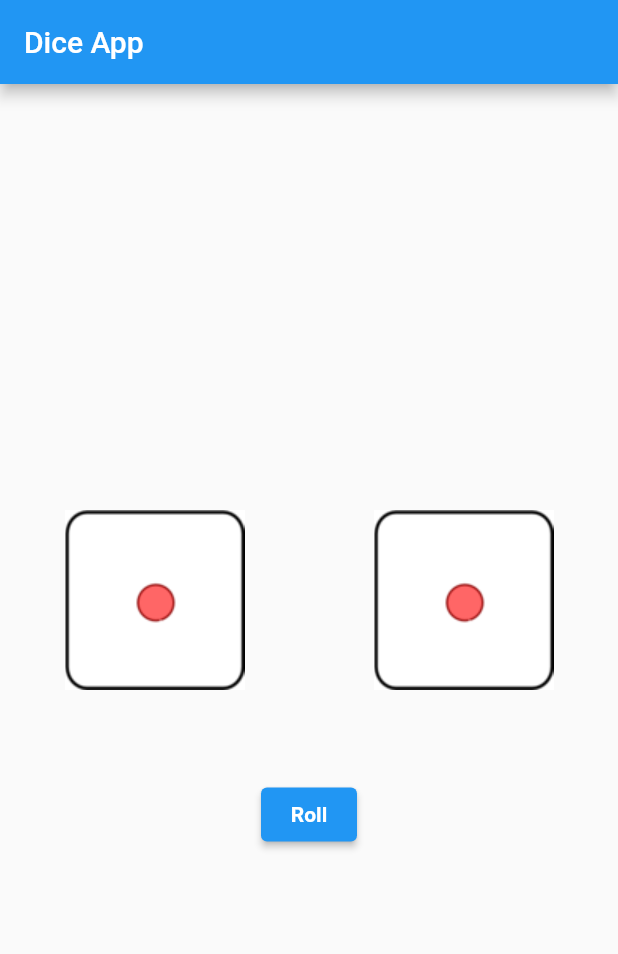
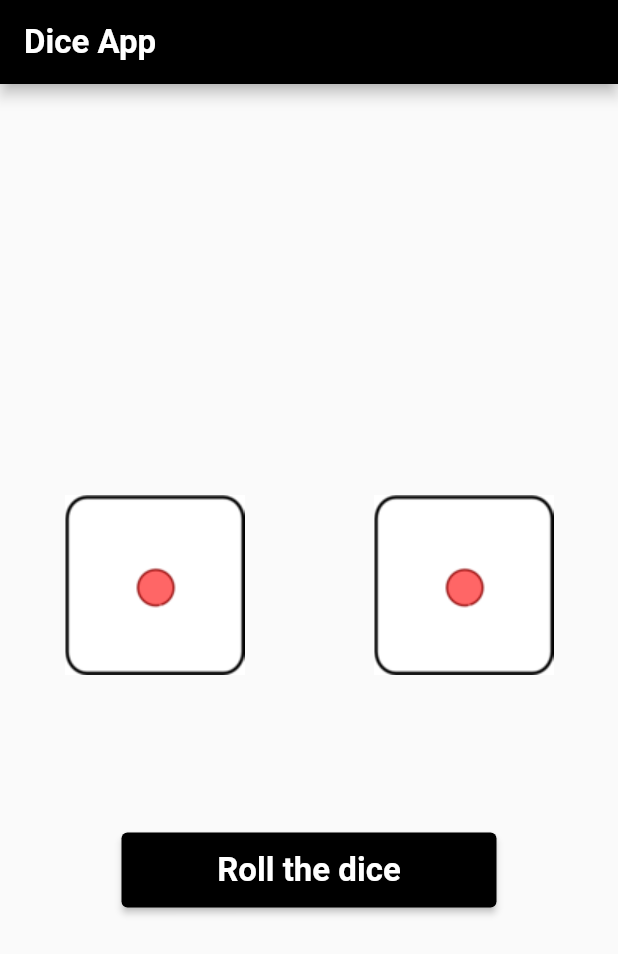
Before and after one commit to ShubhamTiwari55/Rolling-Dice, a Flutter app: the screen it shows after launch, on a phone screen of 412 x 824 dp. Shown: the top 954 px of the screen. Run offline on Flutter 3.47's test engine with Material 2 defaults, Android fonts, the light colour scheme and no system bars.

Commit message:
animation added

```diff
--- a/lib/homeScreen.dart
+++ b/lib/homeScreen.dart
@@ -6,22 +6,57 @@ class HomeScreen extends StatefulWidget {
   _HomeScreenState createState() => _HomeScreenState();
 }
 
-class _HomeScreenState extends State<HomeScreen>{
+class _HomeScreenState extends State<HomeScreen>
+    with SingleTickerProviderStateMixin{
   int leftDiceNum = 1;
   int rightDiceNum = 1;
+  late AnimationController _controller;
+  late CurvedAnimation animation;
+
   @override
-  void roll(){
+  void initState() {
+    super.initState();
+    animate();
+  }
+
+  @override
+  void dispose() {
+    super.dispose();
+    _controller.dispose();
+  }
+
+  animate(){
+    _controller =
+        AnimationController(vsync: this, duration: Duration(seconds: 1));
+        animation = CurvedAnimation(parent: _controller,curve: Curves.bounceOut);
+        animation.addListener(() {
+          setState(() {
+          });
+        });
+        animation.addStatusListener((status) {
+          if(status == AnimationStatus.completed){
               setState(() {
                 leftDiceNum = Random().nextInt(6)+1;
                 rightDiceNum = Random().nextInt(6)+1;
             });
+              _controller.reverse();
+          }
+        });
+
+  }
+
+  void roll(){
+    _controller.forward();
   }
 
   @override
   Widget build(BuildContext context) {
     return Scaffold(
       appBar: AppBar(
-        title: Text('Dice App'),
+        backgroundColor: Colors.black,
+        title: Container(
+            child: Text('Dice App', style: TextStyle(fontWeight: FontWeight.bold, fontSize: 22),)),
+
       ),
       body: Center(
         child: Column(
@@ -30,32 +65,35 @@ class _HomeScreenState extends State<HomeScreen>{
             Row(
               children: [
                 Expanded(
+                  child: GestureDetector( onDoubleTap: roll,
                     child: Padding(
                       padding: EdgeInsets.all(15),
-                    child: Image(
-                      image: AssetImage('assets/images/dice-$leftDiceNum.png'),
+                      child: Image(height: 200 - (animation.value)*200,
+                        image: AssetImage('assets/images/dice-$leftDiceNum.png',),
+                      ),
                     ),
                   ),
                 ),
                 Expanded(
+                  child: GestureDetector( onDoubleTap: roll,
                     child: Padding(
                       padding: EdgeInsets.all(15),
-                    child: Image(
+                      child: Image(height: 200 - (animation.value)*200,
                         image: AssetImage(
                             'assets/images/dice-$rightDiceNum.png'),
+                      ),
                     ),
                   ),
                 )
               ],
             ),
-            Padding(
-              padding: const EdgeInsets.all(16.0),
-              child: ElevatedButton(
+            SizedBox(height: 50,),
+            ElevatedButton(
+              style: TextButton.styleFrom(backgroundColor: Colors.black, fixedSize: const Size(250, 50)),
               onPressed: roll,
               child: Text(
-                  'Roll',
-                  style: TextStyle(fontWeight: FontWeight.bold,),
-                ),
+                'Roll the dice',
+                style: TextStyle(fontWeight: FontWeight.bold, fontSize: 22.0,),
               ),
             )
           ],
```
Also changed, not shown: assets/images/dice-home.jpg (added). Lines whose indentation alone changed are shown as unchanged.
